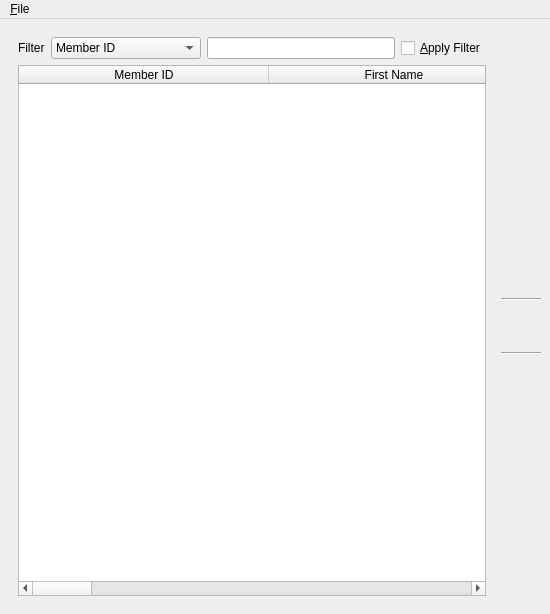
Qt form UI/biblioteq_members_browser.ui (textbrowser/biblioteq) before a commit.
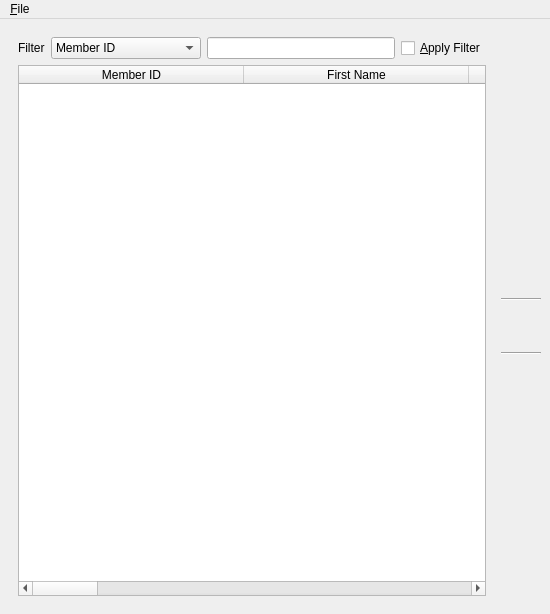
The same form after that commit. Icons and pictures are not drawn.

```diff
--- a/UI/biblioteq_members_browser.ui
+++ b/UI/biblioteq_members_browser.ui
@@ -102,8 +102,11 @@
          <property name="cornerButtonEnabled">
           <bool>false</bool>
          </property>
+         <attribute name="horizontalHeaderMinimumSectionSize">
+          <number>225</number>
+         </attribute>
          <attribute name="horizontalHeaderDefaultSectionSize">
-          <number>250</number>
+          <number>225</number>
          </attribute>
          <attribute name="horizontalHeaderStretchLastSection">
           <bool>true</bool>
```
Left out of the diff: 2 changed lines with no effect on the pictures.
